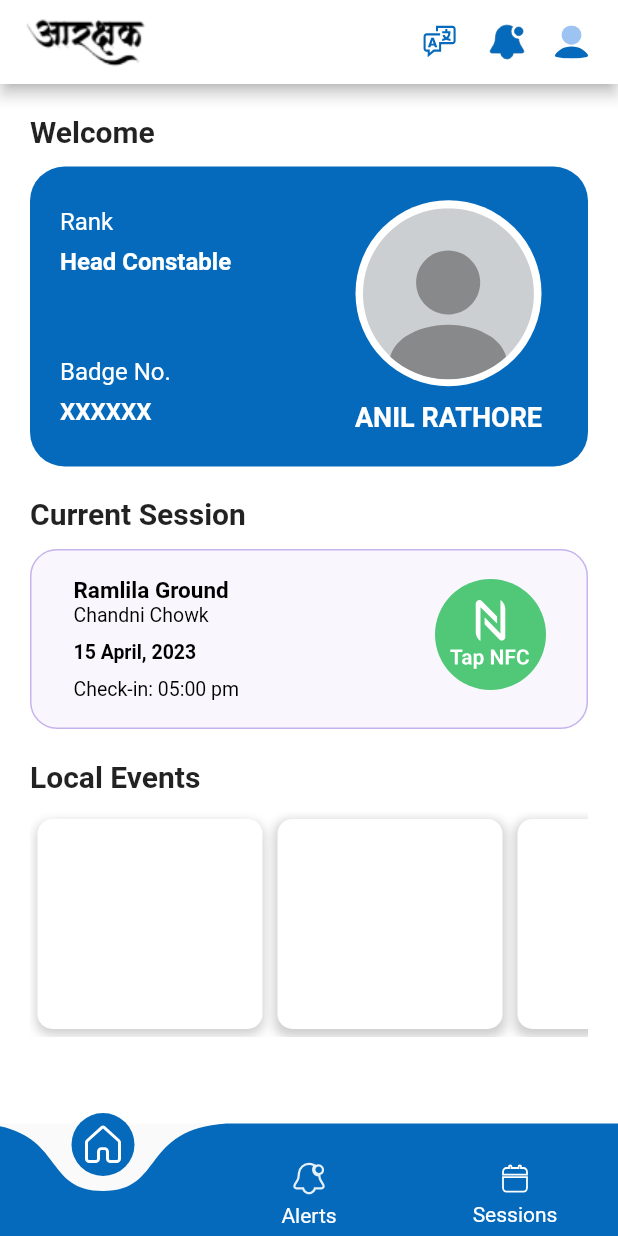
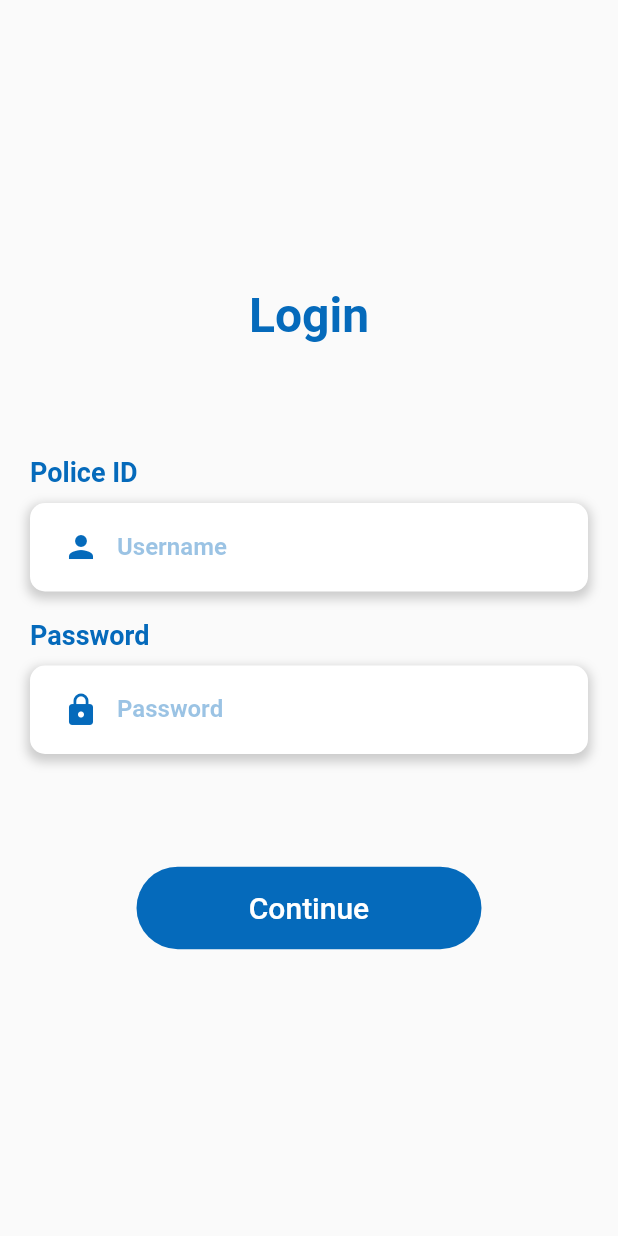
Before and after one commit to Aarakshak/Aarakshak-Flutter, a Flutter app: the screen it shows after launch, on a phone screen of 412 x 824 dp. Run offline on Flutter 3.47's test engine with Material 2 defaults, Android fonts, the light colour scheme and no system bars; drawn by our look-alikes of curved_navigation_bar; our stand-ins replace flutter_svg, get; project files that could hold a hidden picture were left out.

Commit message:
Login Screen Done

```diff
--- a/lib/main.dart
+++ b/lib/main.dart
@@ -1,4 +1,5 @@
 import 'package:aarakshak/screens/dashboard.dart';
+import 'package:aarakshak/screens/login_screen.dart';
 import 'package:flutter/material.dart';
 
 void main() {
@@ -13,7 +14,7 @@ class MyApp extends StatelessWidget {
     return const MaterialApp(
       debugShowCheckedModeBanner: false,
       title: 'Flutter Demo',
-      home: Dashboard(),
+      home: LoginScreen(),
     );
   }
 }
--- /dev/null
+++ b/lib/screens/login_screen.dart
@@ -0,0 +1,158 @@
+import 'package:aarakshak/screens/dashboard.dart';
+import 'package:aarakshak/ui_components/colors/color_code.dart';
+import 'package:flutter/material.dart';
+
+class LoginScreen extends StatelessWidget {
+  const LoginScreen({super.key});
+
+  @override
+  Widget build(BuildContext context) {
+    return Scaffold(
+      body: Center(
+        child: Container(
+          height: 500,
+          padding: const EdgeInsets.all(20.0),
+          child: Column(
+            mainAxisAlignment: MainAxisAlignment.spaceAround,
+            children: [
+              Text(
+                'Login',
+                style: TextStyle(
+                  fontSize: 32.0,
+                  fontWeight: FontWeight.bold,
+                  color: AppColors.profileCardBackgroundColor,
+                ),
+              ),
+              const SizedBox(height: 20.0),
+              SizedBox(
+                height: 235,
+                child: Column(
+                  mainAxisAlignment: MainAxisAlignment.spaceEvenly,
+                  children: [
+                    Column(
+                      crossAxisAlignment: CrossAxisAlignment.start,
+                      children: [
+                        Text(
+                          "Police ID",
+                          style: TextStyle(
+                            fontSize: 18.0,
+                            fontWeight: FontWeight.bold,
+                            color: AppColors.profileCardBackgroundColor,
+                          ),
+                        ),
+                        const SizedBox(
+                          height: 10,
+                        ),
+                        Container(
+                          decoration: BoxDecoration(
+                            color: Colors.white,
+                            borderRadius: BorderRadius.circular(10.0),
+                            boxShadow: [
+                              BoxShadow(
+                                color: Colors.grey.withOpacity(0.5),
+                                spreadRadius: 2,
+                                blurRadius: 5,
+                                offset: const Offset(0, 3),
+                              ),
+                            ],
+                          ),
+                          child: Padding(
+                            padding: const EdgeInsets.symmetric(horizontal: 10.0),
+                            child: TextField(
+                              decoration: InputDecoration(
+                                labelText: 'Username',
+                                labelStyle: TextStyle(
+                                  color: AppColors.profileCardBackgroundColor
+                                      .withOpacity(0.4),
+                                  fontWeight: FontWeight.bold,
+                                ),
+                                prefixIcon: const Icon(
+                                  Icons.person,
+                                  color: Color(0xff056ABB),
+                                ),
+                                border: InputBorder.none,
+                              ),
+                            ),
+                          ),
+                        ),
+                      ],
+                    ),
+                    Column(
+                      crossAxisAlignment: CrossAxisAlignment.start,
+                      children: [
+                        Text(
+                          "Password",
+                          style: TextStyle(
+                            fontSize: 18.0,
+                            fontWeight: FontWeight.bold,
+                            color: AppColors.profileCardBackgroundColor,
+                          ),
+                        ),
+                        const SizedBox(height: 10.0),
+                        Container(
+                          decoration: BoxDecoration(
+                            color: Colors.white,
+                            borderRadius: BorderRadius.circular(10.0),
+                            boxShadow: [
+                              BoxShadow(
+                                color: Colors.grey.withOpacity(0.5),
+                                spreadRadius: 2,
+                                blurRadius: 5,
+                                offset: const Offset(0, 3),
+                              ),
+                            ],
+                          ),
+                          child: Padding(
+                            padding: const EdgeInsets.symmetric(horizontal: 10.0),
+                            child: TextField(
+                              decoration: InputDecoration(
+                                labelText: 'Password',
+                                labelStyle: TextStyle(
+                                  color: AppColors.profileCardBackgroundColor.withOpacity(0.4),
+                                  fontWeight: FontWeight.bold,
+                                ),
+                                prefixIcon: Icon(
+                                  Icons.lock,
+                                  color: AppColors.profileCardBackgroundColor,
+                                ),
+                                border: InputBorder.none,
+                              ),
+                              obscureText: true,
+                            ),
+                          ),
+                        ),
+                      ],
+                    ),
+                  ],
+                ),
+              ),
+              const SizedBox(height: 20.0),
+              GestureDetector(
+                onTap: (){
+                  Navigator.of(context).pushReplacement(MaterialPageRoute(builder: (context) => const Dashboard()));
+                },
+                child: Container(
+                  decoration: BoxDecoration(
+                    borderRadius: BorderRadius.circular(30),
+                    color: AppColors.profileCardBackgroundColor
+                  ),
+                  width: 230,
+                  height: 55,
+                  alignment: Alignment.center,
+                  child: const Text(
+                    'Continue',
+                    style: TextStyle(
+                      color: Colors.white,
+                      fontSize: 20,
+                      fontWeight: FontWeight.w500
+                    ),
+                  ),
+                ),
+              ),
+            ],
+          ),
+        ),
+      ),
+    );
+  }
+}
--- a/lib/screens/nfc_on.dart
+++ b/lib/screens/nfc_capturing_screen.dart
@@ -2,8 +2,8 @@ import 'package:aarakshak/ui_components/colors/color_code.dart';
 import 'package:flutter/material.dart';
 import 'package:flutter_svg/flutter_svg.dart';
 
-class NFCModeOn extends StatelessWidget {
-  const NFCModeOn({super.key});
+class NFCCapturingScreen extends StatelessWidget {
+  const NFCCapturingScreen({super.key});
 
   @override
   Widget build(BuildContext context) {
--- a/lib/widgets/current_session_card.dart
+++ b/lib/widgets/current_session_card.dart
@@ -1,4 +1,4 @@
-import 'package:aarakshak/screens/nfc_on.dart';
+import 'package:aarakshak/screens/nfc_capturing_screen.dart';
 import 'package:aarakshak/widgets/current_session_bottomsheet.dart';
 import 'package:aarakshak/ui_components/colors/color_code.dart';
 import 'package:flutter/material.dart';
@@ -91,7 +91,7 @@ class CurrentSessionCard extends StatelessWidget {
         InkWell(
           onTap: () {
             Navigator.of(context)
-                .push(MaterialPageRoute(builder: (context) => NFCModeOn()));
+                .push(MaterialPageRoute(builder: (context) => NFCCapturingScreen()));
           },
           child: Container(
             margin: const EdgeInsets.only(right: 20),
```
